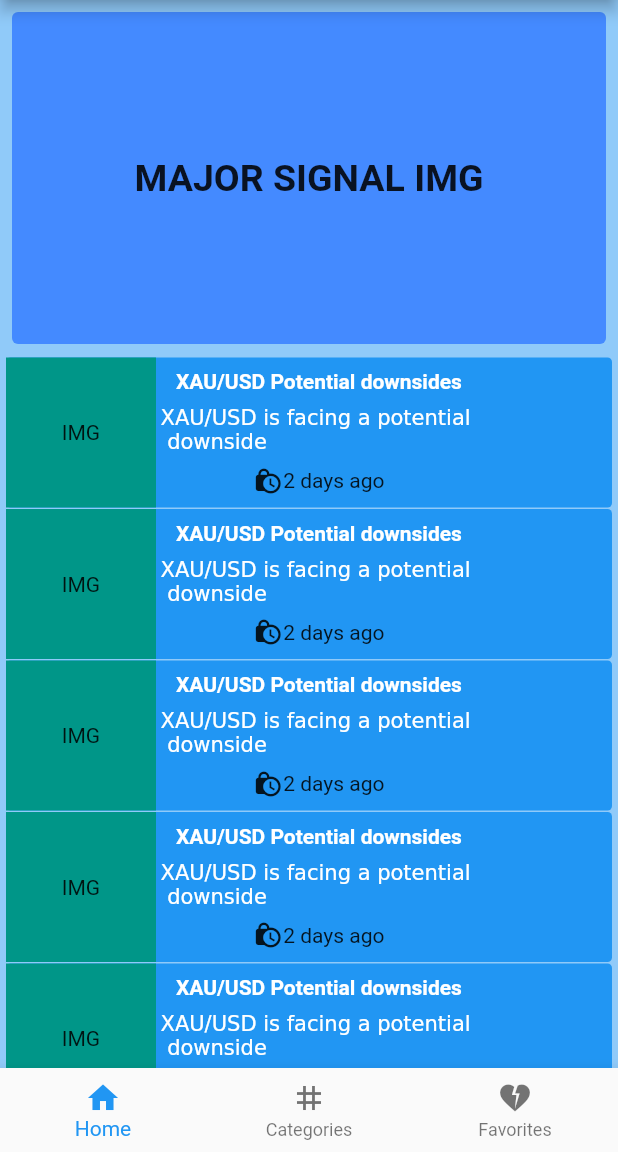
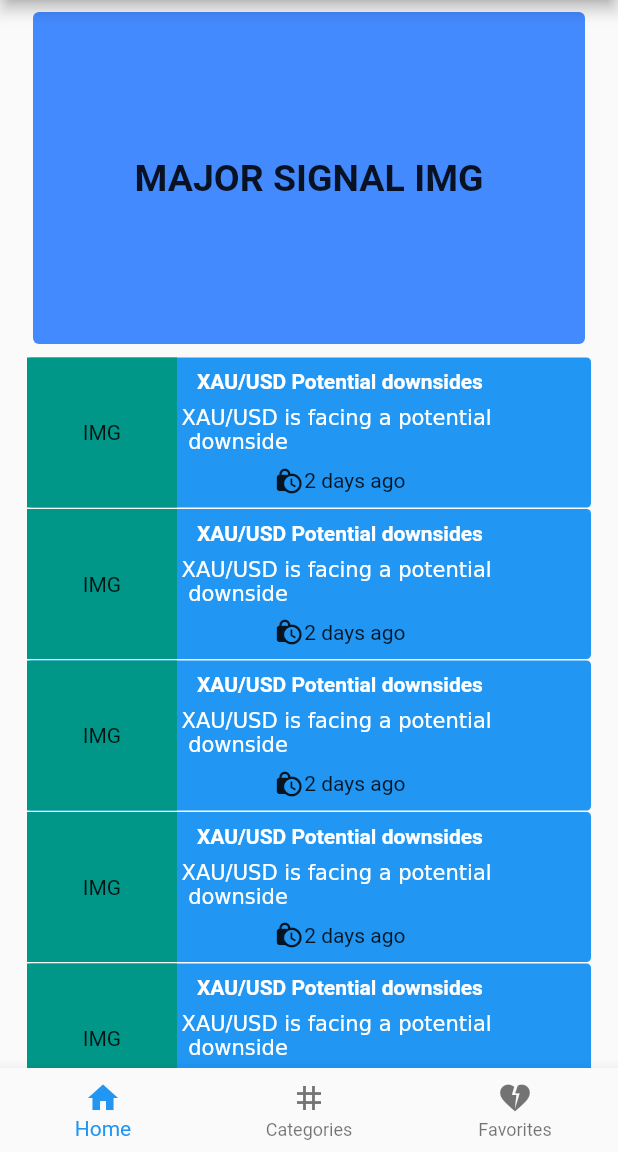
Before and after one commit to dev-vickie/metapips, a Flutter app: the screen it shows after launch, on a phone screen of 412 x 824 dp, the part 84-1236 px from its top. Run offline on Flutter 3.47's test engine with Material 2 defaults, Android fonts, the light colour scheme and no system bars.

Commit message:
Change bottomNavBar and Drawer

```diff
--- a/lib/pages/firstpage.dart
+++ b/lib/pages/firstpage.dart
@@ -7,7 +7,10 @@ class FirstPage extends StatelessWidget {
 
   @override
   Widget build(BuildContext context) {
-    return Column(
+    return Scaffold(
+      body: Padding(
+        padding: const EdgeInsets.symmetric(horizontal: 14),
+        child: Column(
           children: [
             Expanded(
               flex: 1,
@@ -23,10 +26,8 @@ class FirstPage extends StatelessWidget {
                   child: Center(
                     child: Text(
                       'MAJOR SIGNAL IMG',
-                  style: TextStyle(
-                    fontSize: 25,
-                    fontWeight: FontWeight.bold,
-                  ),
+                      style:
+                          TextStyle(fontSize: 25, fontWeight: FontWeight.bold),
                     ),
                   ),
                 ),
@@ -64,8 +65,7 @@ class FirstPage extends StatelessWidget {
                                   'XAU/USD Potential downsides',
                                   style: TextStyle(
                                       color: Colors.white,
-                                fontWeight: FontWeight.bold,
-                              ),
+                                      fontWeight: FontWeight.bold),
                                 ),
                                 RichText(
                                   text: TextSpan(
@@ -78,10 +78,7 @@ class FirstPage extends StatelessWidget {
                                 ),
                                 Row(
                                   children: [
-                                Icon(
-                                  Icons.lock_clock,
-                                  size: 20,
-                                ),
+                                    Icon(Icons.lock_clock, size: 20),
                                     Text('2 days ago')
                                   ],
                                 )
@@ -94,6 +91,8 @@ class FirstPage extends StatelessWidget {
                   }),
             ),
           ],
+        ),
+      ),
     );
   }
 }
--- a/lib/pages/homepage.dart
+++ b/lib/pages/homepage.dart
@@ -40,7 +40,7 @@ class _HomepageState extends State<Homepage> {
           ),
         ),
       ),
-      drawer: myDrawer,
+      drawer: myDrawer(),
       backgroundColor: Colors.blue[200],
       body: _pages[_currentPage],
       bottomNavigationBar: BottomNavigationBar(
@@ -48,22 +48,11 @@ class _HomepageState extends State<Homepage> {
         currentIndex: _currentPage,
         type: BottomNavigationBarType.fixed,
         items: [
+          BottomNavigationBarItem(icon: Icon(Icons.home), label: 'Home'),
           BottomNavigationBarItem(
-            icon: Icon(
-              Icons.home,
-            ),
-            label: 'Home',
-          ),
+              icon: Icon(Icons.grid_3x3_sharp), label: 'Categories'),
           BottomNavigationBarItem(
-            icon: Icon(
-              Icons.grid_3x3_sharp,
-            ),
-            label: 'Categories',
-          ),
-          BottomNavigationBarItem(
-            icon: Icon(Icons.heart_broken),
-            label: 'Favorites',
-          )
+              icon: Icon(Icons.heart_broken), label: 'Favorites')
         ],
       ),
     );
@@ -71,7 +60,8 @@ class _HomepageState extends State<Homepage> {
 }
 
 //Drawer Implimentation
-var myDrawer = Drawer(
+Widget myDrawer() {
+  return Drawer(
     backgroundColor: Colors.blue[300],
     child: Column(
       children: [
@@ -83,7 +73,8 @@ var myDrawer = Drawer(
                 fontSize: 30,
                 fontWeight: FontWeight.bold,
               ),
-        )),
+            ),
+          ),
         ),
         // DarkMode Switch
         ListTile(
@@ -149,3 +140,4 @@ var myDrawer = Drawer(
       ],
     ),
   );
+}
```
Lines whose indentation alone changed are shown as unchanged.
